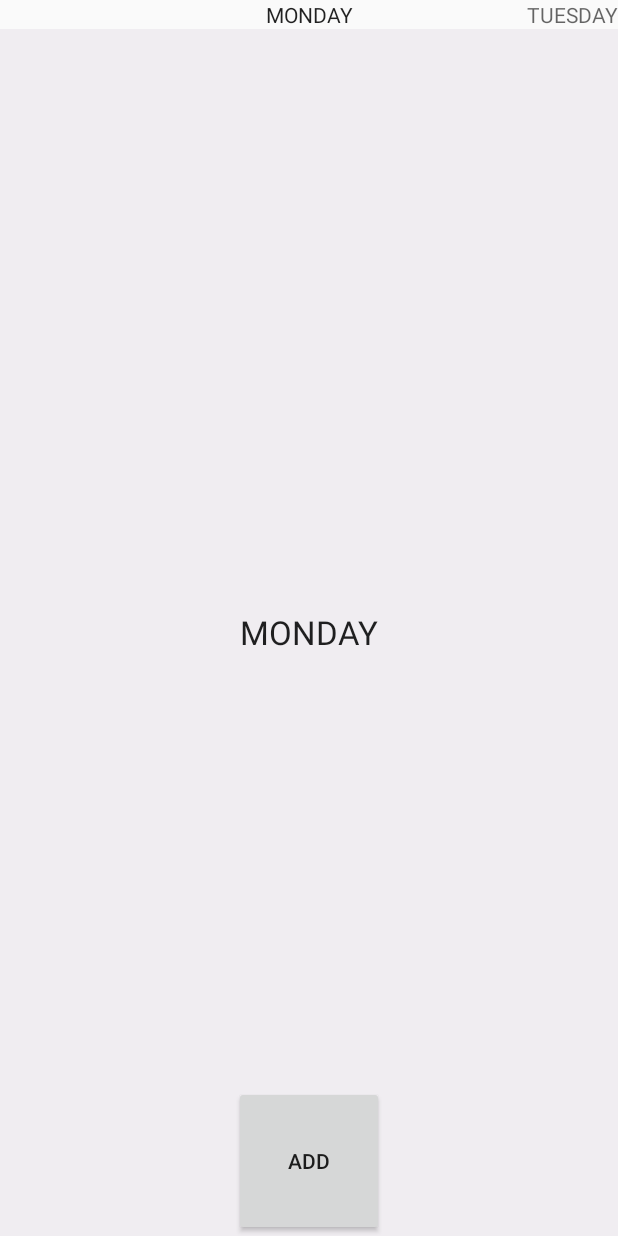
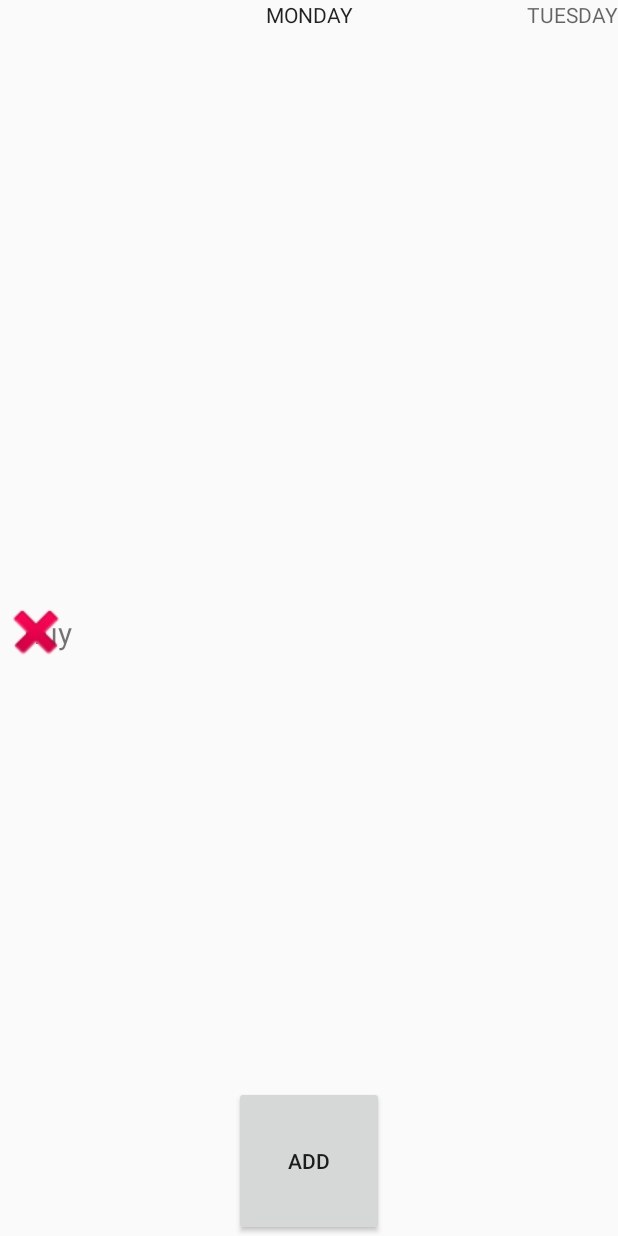
Before and after one commit to DmitryKizama/workokokout, an Android app: the DayActivity screen opened directly, with no data from a screen before it, after a tap on "ADD", on a phone screen of 412 x 824 dp. Run offline under Robolectric (Android 15) with nearby library versions, the phone set to English and light mode, and no system bars.

Commit message:
Fixed and working btn ADD

```diff
--- a/app/build.gradle
+++ b/app/build.gradle
@@ -26,4 +26,7 @@ dependencies {
     compile fileTree(dir: 'libs', include: ['*.jar'])
     testCompile 'junit:junit:4.12'
     compile 'com.android.support:appcompat-v7:23.4.0'
+    compile 'com.android.support:recyclerview-v7:+'
+
+    compile 'com.michaelpardo:activeandroid:3.1.0-SNAPSHOT'
 }
--- a/app/src/main/AndroidManifest.xml
+++ b/app/src/main/AndroidManifest.xml
@@ -8,6 +8,10 @@
         android:label="@string/app_name"
         android:supportsRtl="true"
         android:theme="@style/AppTheme">
+
+        <meta-data android:name="AA_DB_NAME" android:value="yourDatabase.db" />
+        <meta-data android:name="AA_DB_VERSION" android:value="1" />
+
         <activity android:name=".activity.MainActivity">
             <intent-filter>
                 <action android:name="android.intent.action.MAIN" />
--- a/app/src/main/java/tony/workout/activity/DayActivity.java
+++ b/app/src/main/java/tony/workout/activity/DayActivity.java
@@ -5,15 +5,27 @@ import android.os.Bundle;
 import android.support.v4.app.Fragment;
 import android.support.v4.app.FragmentActivity;
 import android.support.v4.app.FragmentManager;
-import android.support.v4.app.FragmentPagerAdapter;
-import android.support.v4.view.PagerAdapter;
+import android.support.v4.app.FragmentStatePagerAdapter;
 import android.support.v4.view.ViewPager;
 import android.util.Log;
+import android.util.SparseArray;
 import android.view.View;
 import android.view.ViewGroup;
 import android.widget.Button;
 
+import java.util.ArrayList;
+import java.util.List;
+
 import tony.workout.R;
+import tony.workout.base.Day;
+import tony.workout.base.Friday;
+import tony.workout.base.Input;
+import tony.workout.base.Monday;
+import tony.workout.base.Saturday;
+import tony.workout.base.Sunday;
+import tony.workout.base.Thursday;
+import tony.workout.base.Tuesday;
+import tony.workout.base.Wednesday;
 import tony.workout.helper.Constant;
 
 public class DayActivity extends FragmentActivity {
@@ -21,10 +33,11 @@ public class DayActivity extends FragmentActivity {
     static final int PAGE_COUNT = 7;
 
     private ViewPager pager;
-    private PagerAdapter pagerAdapter;
+    private MyFragmentPagerAdapter pagerAdapter;
     private Button btnAdd;
     private Intent day;
     private int msgDay;
+    private List<Day> list;
 
     @Override
     protected void onCreate(Bundle savedInstanceState) {
@@ -33,10 +46,27 @@ public class DayActivity extends FragmentActivity {
 
         day = getIntent();
         getIntentInfo();
+        list = new ArrayList();
+        final Monday mon = new Monday();
+        Tuesday tue = new Tuesday();
+        Wednesday wed = new Wednesday();
+        Thursday thu = new Thursday();
+        Friday fri = new Friday();
+        Saturday sut = new Saturday();
+        Sunday sun = new Sunday();
+        list.add(mon);
+        list.add(tue);
+        list.add(wed);
+        list.add(thu);
+        list.add(fri);
+        list.add(sut);
+        list.add(sun);
 
         pager = (ViewPager) findViewById(R.id.pager);
         btnAdd = (Button) findViewById(R.id.btnAdd);
-        pagerAdapter = new MyFragmentPagerAdapter(getSupportFragmentManager());
+
+
+        pagerAdapter = new MyFragmentPagerAdapter(getSupportFragmentManager(), list);
 
         pager.setAdapter(pagerAdapter);
         pager.setCurrentItem(msgDay);
@@ -44,7 +74,14 @@ public class DayActivity extends FragmentActivity {
         btnAdd.setOnClickListener(new View.OnClickListener() {
             @Override
             public void onClick(View v) {
-                String freshmsg = "New msg";
+                Input in = new Input("huy", 2, 1);
+                Log.d("My", "courent item = " + pager.getCurrentItem());
+                pagerAdapter.getRegisteredFragment(pager.getCurrentItem()).addNewItem(in);
+                Log.d("My", "notify data changed");
+
+                Log.d("My", "list size = " + list.get(pager.getCurrentItem()).getList().size());
+                pagerAdapter.notifyDataSetChanged();
+//                pager.setCurrentItem(pager.getCurrentItem());
             }
         });
 
@@ -70,16 +107,24 @@ public class DayActivity extends FragmentActivity {
         });
     }
 
-    private class MyFragmentPagerAdapter extends FragmentPagerAdapter {
+    private class MyFragmentPagerAdapter extends FragmentStatePagerAdapter {
 
-        public MyFragmentPagerAdapter(FragmentManager fm) {
+        SparseArray<DayFragment> registeredFragments = new SparseArray<DayFragment>();
+        private List<Day> programs;
+
+        public Day justGetItem(int i) {
+            return programs.get(i);
+        }
+
+        public MyFragmentPagerAdapter(FragmentManager fm, List<Day> programs) {
             super(fm);
+            this.programs = programs;
         }
 
         @Override
         public CharSequence getPageTitle(int position) {
             String msg;
-            switch (position){
+            switch (position) {
                 case 0:
                     msg = Constant.MONDAY;
                     break;
@@ -109,13 +154,31 @@ public class DayActivity extends FragmentActivity {
         }
 
         @Override
-        public Fragment getItem(int position) {
-            return DayFragment.newInstance(position);
+        public DayFragment getItem(int position) {
+            DayFragment day = DayFragment.newInstance(position, programs.get(position));
+            return day;
         }
 
         @Override
         public int getCount() {
             return PAGE_COUNT;
+        }
+
+        @Override
+        public Object instantiateItem(ViewGroup container, int position) {
+            DayFragment fragment = (DayFragment) super.instantiateItem(container, position);
+            registeredFragments.put(position, fragment);
+            return fragment;
+        }
+
+        @Override
+        public void destroyItem(ViewGroup container, int position, Object object) {
+            registeredFragments.remove(position);
+            super.destroyItem(container, position, object);
+        }
+
+        public DayFragment getRegisteredFragment(int position) {
+            return registeredFragments.get(position);
         }
 
     }
--- a/app/src/main/java/tony/workout/activity/DayFragment.java
+++ b/app/src/main/java/tony/workout/activity/DayFragment.java
@@ -3,75 +3,85 @@ package tony.workout.activity;
 import android.graphics.Color;
 import android.os.Bundle;
 import android.support.v4.app.Fragment;
+import android.support.v7.widget.LinearLayoutManager;
+import android.support.v7.widget.RecyclerView;
+import android.util.Log;
 import android.view.LayoutInflater;
 import android.view.View;
 import android.view.ViewGroup;
-import android.widget.TextView;
+import android.widget.Button;
 
 import java.util.Random;
 
 import tony.workout.R;
-import tony.workout.helper.Constant;
+import tony.workout.adapters.TraningAdapter;
+import tony.workout.base.Day;
+import tony.workout.base.Input;
+import tony.workout.base.Monday;
 
 public class DayFragment extends Fragment {
     static final String ARGUMENT_PAGE_NUMBER = "arg_page_number";
+    static final String ARGUMENT_WORKOUT_NAME = "arg_name";
+    static final String ARGUMENT_WORKOUT_APPROACHES = "arg_approaches";
+    static final String ARGUMENT_WORKOUT_REPETITIONS = "arg_repetition";
+    static final String ARGUMENT_COUNT_INPUT = "arg_count_input";
 
     int backColor;
-    String msg;
+    String msg = "";
+    int page;
+    int countInputs;
+    RecyclerView rv;
+    Day day;
+    TraningAdapter adapter;
 
-    static DayFragment newInstance(int page) {
-        DayFragment pageFragment = new DayFragment();
-        Bundle arguments = new Bundle();
-        arguments.putInt(ARGUMENT_PAGE_NUMBER, page);
-        pageFragment.setArguments(arguments);
-        return pageFragment;
+    public static DayFragment newInstance(int page, Day dayListExercise) {
+        DayFragment d = new DayFragment();
+        Bundle args = new Bundle();
+        args.putInt(ARGUMENT_PAGE_NUMBER, page);
+
+        int i = 0;
+        for (Input in : dayListExercise.getList()){
+            args.putSerializable(ARGUMENT_WORKOUT_NAME + i, in);
+            i++;
+        }
+        args.putInt(ARGUMENT_COUNT_INPUT, i);
+        d.setArguments(args);
+        return d;
     }
 
     @Override
     public void onCreate(Bundle savedInstanceState) {
         super.onCreate(savedInstanceState);
-        int pageNumber = getArguments().getInt(ARGUMENT_PAGE_NUMBER);
 
-        switch (pageNumber){
-            case 0:
-                msg = Constant.MONDAY;
-                break;
-            case 1:
-                msg = Constant.TUESDAY;
-                break;
-            case 2:
-                msg = Constant.WEDNESDAY;
-                break;
-            case 3:
-                msg = Constant.THURSDAY;
-                break;
-            case 4:
-                msg = Constant.FRIDAY;
-                break;
-            case 5:
-                msg = Constant.SATURDAY;
-                break;
-            case 6:
-                msg = Constant.SUNDAY;
-                break;
-            default:
-                msg = "ERROR, PLEASE TURN TO GOD FOR HELP";
-                break;
+        day = new Monday();
+        for (int i = 0; i < getArguments().getInt(ARGUMENT_COUNT_INPUT); i++) {
+            Input in = (Input) getArguments().getSerializable(ARGUMENT_WORKOUT_NAME + i);
+            day.getList().add(in);
         }
+        page = getArguments().getInt(ARGUMENT_PAGE_NUMBER);
 
         Random rnd = new Random();
         backColor = Color.argb(40, rnd.nextInt(256), rnd.nextInt(256), rnd.nextInt(256));
     }
 
+    public void addNewItem(Input newInp) {
+        adapter.onAdd(newInp);
+    }
+
     @Override
     public View onCreateView(LayoutInflater inflater, ViewGroup container,
-                             Bundle savedInstanceState) {
-        View view = inflater.inflate(R.layout.day_fragment, null);
+                               Bundle savedInstanceState) {
+        View view = inflater.inflate(R.layout.day_fragment, container, false);
 
-        TextView tvPage = (TextView) view.findViewById(R.id.tvPage);
-        tvPage.setText(msg);
-        tvPage.setBackgroundColor(backColor);
+        Log.d("My", "Enter to creat view");
+        Log.d("My", "count = " + countInputs);
+        rv = (RecyclerView) view.findViewById(R.id.rv);
+        adapter = new TraningAdapter(day.getList());
+        rv.setAdapter(adapter);
+        rv.setHasFixedSize(true);
 
+        LinearLayoutManager mLayoutManager = new LinearLayoutManager(view.getContext(), LinearLayoutManager.VERTICAL, false);
+        rv.setLayoutManager(mLayoutManager);
         return view;
     }
 
--- /dev/null
+++ b/app/src/main/java/tony/workout/adapters/MyViewHolder.java
@@ -0,0 +1,19 @@
+package tony.workout.adapters;
+
+import android.support.v7.widget.RecyclerView;
+import android.view.View;
+import android.widget.ImageView;
+import android.widget.TextView;
+
+import tony.workout.R;
+
+public class MyViewHolder extends RecyclerView.ViewHolder {
+    public TextView name;
+    public ImageView icon;
+
+    public MyViewHolder(View itemView) {
+        super(itemView);
+        name = (TextView) itemView.findViewById(R.id.recyclerViewItemName);
+        icon = (ImageView) itemView.findViewById(R.id.recyclerViewItemIcon);
+    }
+}
--- /dev/null
+++ b/app/src/main/java/tony/workout/adapters/TraningAdapter.java
@@ -0,0 +1,55 @@
+package tony.workout.adapters;
+
+import android.support.v7.widget.RecyclerView;
+import android.view.LayoutInflater;
+import android.view.View;
+import android.view.ViewGroup;
+
+import java.util.List;
+
+import tony.workout.R;
+import tony.workout.base.Input;
+
+
+public class TraningAdapter extends RecyclerView.Adapter<MyViewHolder> {
+
+    private List<Input> inputs;
+
+    public TraningAdapter(List<Input> records) {
+        this.inputs = records;
+        notifyDataSetChanged();
+    }
+
+    public void onAdd(Input input) {
+        inputs.add(input);
+        notifyItemInserted(inputs.size() - 1);
+    }
+
+    /**
+     * Создание новых View и ViewHolder элемента списка, которые впоследствии могут переиспользоваться.
+     */
+    @Override
+    public MyViewHolder onCreateViewHolder(ViewGroup viewGroup, int i) {
+        View v = LayoutInflater.from(viewGroup.getContext()).inflate(R.layout.recyclerview_item, viewGroup, false);
+        return new MyViewHolder(v);
+    }
+
+    /**
+     * Заполнение виджетов View данными из элемента списка с номером i
+     */
+    @Override
+    public void onBindViewHolder(MyViewHolder viewHolder, int i) {
+        Input record = inputs.get(i);
+        viewHolder.name.setText(record.getWorkoutName());
+    }
+
+    @Override
+    public int getItemCount() {
+        return inputs.size();
+    }
+
+    /**
+     * Реализация класса ViewHolder, хранящего ссылки на виджеты.
+     */
+
+}
--- a/app/src/main/java/tony/workout/base/Day.java
+++ b/app/src/main/java/tony/workout/base/Day.java
@@ -1,19 +1,20 @@
 package tony.workout.base;
 
 import java.util.ArrayList;
+import java.util.List;
 
 abstract public class Day {
-    ArrayList<Input> list_exercise = new ArrayList();
+    List<Input> list_exercise = new ArrayList();
 
-    public void setList_exercise(ArrayList<Input> list_exercise) {
+    public void setList(List<Input> list_exercise) {
         this.list_exercise = list_exercise;
     }
 
-    public ArrayList<Input> getList_exercise() {
+    public List<Input> getList() {
         return list_exercise;
     }
 
-    public Input getExerciseAbout(int num){
+    public Input getOneInput(int num){
         return list_exercise.get(num);
     }
 
--- a/app/src/main/java/tony/workout/base/Friday.java
+++ b/app/src/main/java/tony/workout/base/Friday.java
@@ -1,5 +1,5 @@
 package tony.workout.base;
 
-public class Friday {
+public class Friday extends Day{
     public static final String str = "Friday";
 }
--- a/app/src/main/java/tony/workout/base/Input.java
+++ b/app/src/main/java/tony/workout/base/Input.java
@@ -1,13 +1,23 @@
 package tony.workout.base;
 
-public class Input {
+import java.io.Serializable;
 
-    String workout_name;
+public class Input implements Serializable{
+
+    String workoutName;
     int number_of_approaches;
     int number_of_repetitions;
 
-    public String getWorkout_name() {
-        return workout_name;
+    public Input(String name, int approaches, int repetition){
+        workoutName = name;
+        number_of_approaches = approaches;
+        number_of_repetitions = repetition;
+    }
+
+    public Input(){}
+
+    public String getWorkoutName() {
+        return workoutName;
     }
 
     public int getNumber_of_approaches() {
@@ -18,8 +28,8 @@ public class Input {
         return number_of_repetitions;
     }
 
-    public void setWorkout_name(String workout_name) {
-        this.workout_name = workout_name;
+    public void setWorkoutName(String workoutName) {
+        this.workoutName = workoutName;
     }
 
     public void setNumber_of_approaches(int number_of_approaches) {
@@ -32,6 +42,6 @@ public class Input {
 
     @Override
     public String toString() {
-        return (getWorkout_name() + " - " + getNumber_of_approaches() + " - " + getNumber_of_repetitions());
+        return (getWorkoutName() + " - " + getNumber_of_approaches() + " - " + getNumber_of_repetitions());
     }
 }
--- a/app/src/main/java/tony/workout/base/Saturday.java
+++ b/app/src/main/java/tony/workout/base/Saturday.java
@@ -1,5 +1,5 @@
 package tony.workout.base;
 
-public class Saturday {
+public class Saturday extends Day{
     public static final String str = "Saturday";
 }
--- a/app/src/main/java/tony/workout/base/Sunday.java
+++ b/app/src/main/java/tony/workout/base/Sunday.java
@@ -1,5 +1,5 @@
 package tony.workout.base;
 
-public class Sunday {
+public class Sunday extends Day{
     public static final String str = "Sunday";
 }
--- a/app/src/main/java/tony/workout/base/Thursday.java
+++ b/app/src/main/java/tony/workout/base/Thursday.java
@@ -1,5 +1,5 @@
 package tony.workout.base;
 
-public class Thursday {
+public class Thursday extends Day{
     public static final String str = "Thursday";
 }
--- a/app/src/main/java/tony/workout/base/Tuesday.java
+++ b/app/src/main/java/tony/workout/base/Tuesday.java
@@ -1,5 +1,5 @@
 package tony.workout.base;
 
-public class Tuesday {
+public class Tuesday extends Day{
     public static final String str = "Tuesday";
 }
--- a/app/src/main/java/tony/workout/base/Wednesday.java
+++ b/app/src/main/java/tony/workout/base/Wednesday.java
@@ -1,5 +1,5 @@
 package tony.workout.base;
 
-public class Wednesday {
+public class Wednesday extends Day{
     public static final String str = "Wednesday";
 }
--- a/app/src/main/res/layout/day_fragment.xml
+++ b/app/src/main/res/layout/day_fragment.xml
@@ -1,13 +1,9 @@
 <?xml version="1.0" encoding="utf-8"?>
-<RelativeLayout xmlns:android="http://schemas.android.com/apk/res/android"
-    android:layout_width="fill_parent"
-    android:layout_height="fill_parent"
-    android:descendantFocusability="beforeDescendants">
 
-    <TextView
-        android:id="@+id/tvPage"
-        android:layout_width="match_parent"
-        android:layout_height="match_parent"
-        android:gravity="center"
-        android:textAppearance="?android:attr/textAppearanceLarge"></TextView>
-</RelativeLayout>
+
+<android.support.v7.widget.RecyclerView xmlns:android="http://schemas.android.com/apk/res/android"
+    android:id="@+id/rv"
+    android:layout_width="match_parent"
+    android:layout_height="match_parent">
+
+</android.support.v7.widget.RecyclerView>
--- /dev/null
+++ b/app/src/main/res/layout/recyclerview_item.xml
@@ -0,0 +1,36 @@
+<?xml version="1.0" encoding="utf-8"?>
+<RelativeLayout xmlns:android="http://schemas.android.com/apk/res/android"
+    xmlns:tools="http://schemas.android.com/tools"
+    android:layout_width="match_parent"
+    android:layout_height="match_parent"
+    android:orientation="horizontal">
+
+    <ImageView
+        android:id="@+id/recyclerViewItemIcon"
+        android:layout_width="wrap_content"
+        android:layout_height="wrap_content"
+        android:layout_alignParentLeft="true"
+        android:layout_alignParentStart="true"
+        android:layout_centerVertical="true"
+        android:layout_marginRight="8dp"
+        android:layout_marginLeft="8dp"/>
+
+    <TextView
+        android:id="@+id/recyclerViewItemName"
+        android:layout_width="wrap_content"
+        android:layout_height="wrap_content"
+        android:layout_toRightOf="@+id/recyclerViewItemIcon"
+
+        android:layout_toEndOf="@+id/recyclerViewItemIcon"
+        android:layout_centerVertical="true"
+        tools:text="name"
+        android:textSize="20sp"/>
+
+    <Button
+        android:id="@+id/recyclerViewItemCopyButton"
+        android:layout_width="48dp"
+        android:layout_height="48dp"
+        android:layout_centerVertical="true"
+        android:background="@android:drawable/ic_delete"/>
+
+</RelativeLayout>
--- a/build.gradle
+++ b/build.gradle
@@ -3,7 +3,9 @@
 buildscript {
     repositories {
         jcenter()
+        maven { url "https://oss.sonatype.org/content/repositories/snapshots/" }
     }
+
     dependencies {
         classpath 'com.android.tools.build:gradle:2.1.2'
 
@@ -15,6 +17,7 @@ buildscript {
 allprojects {
     repositories {
         jcenter()
+        maven { url "https://oss.sonatype.org/content/repositories/snapshots/" }
     }
 }
 
```
Also changed, not shown: app/libs/activeandroid-3.0.jar (added), app/src/main/java/tony/workout/activity/MainActivity.java (line endings or trailing spaces).
